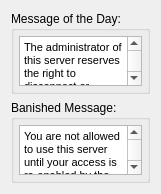
StarixWoS/ReMix, file ui/widgets/messageswidget.ui: the form before one commit.
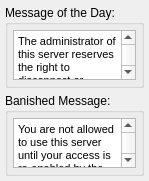
The form after the commit.

The edit to the form file:
```diff
--- a/ui/widgets/messageswidget.ui
+++ b/ui/widgets/messageswidget.ui
@@ -6,14 +6,29 @@
    <rect>
     <x>0</x>
     <y>0</y>
-    <width>147</width>
-    <height>190</height>
+    <width>139</width>
+    <height>181</height>
    </rect>
   </property>
   <property name="windowTitle">
    <string>Form</string>
   </property>
   <layout class="QGridLayout" name="gridLayout">
+   <property name="leftMargin">
+    <number>5</number>
+   </property>
+   <property name="topMargin">
+    <number>5</number>
+   </property>
+   <property name="rightMargin">
+    <number>5</number>
+   </property>
+   <property name="bottomMargin">
+    <number>5</number>
+   </property>
+   <property name="spacing">
+    <number>5</number>
+   </property>
    <item row="0" column="0">
     <widget class="QGroupBox" name="groupBox">
      <property name="title">
```
